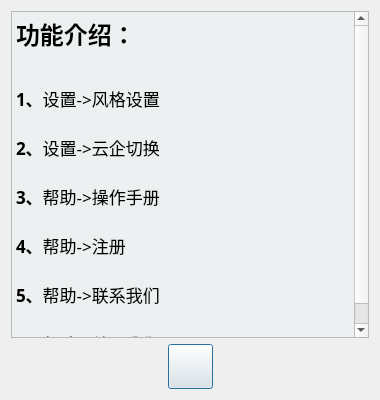
This is com.wts/cloud/Operate_ShouCe.ui in Gavin-Ls/work-tools as Qt 5 draws it before an edit. The edited form follows.
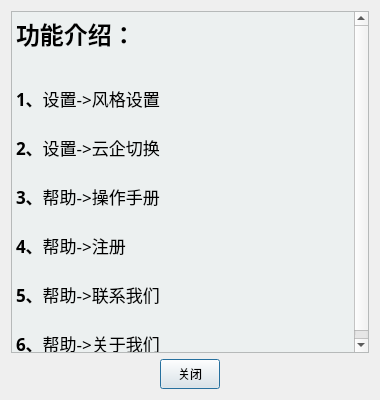
This is the edited form. Icons and pictures are not drawn.

```diff
--- a/com.wts/cloud/Operate_ShouCe.ui
+++ b/com.wts/cloud/Operate_ShouCe.ui
@@ -52,21 +52,20 @@
       <string>&lt;!DOCTYPE HTML PUBLIC &quot;-//W3C//DTD HTML 4.0//EN&quot; &quot;http://www.w3.org/TR/REC-html40/strict.dtd&quot;&gt;
 &lt;html&gt;&lt;head&gt;&lt;meta name=&quot;qrichtext&quot; content=&quot;1&quot; /&gt;&lt;meta charset=&quot;utf-8&quot; /&gt;&lt;title&gt;操作手册&lt;/title&gt;&lt;style type=&quot;text/css&quot;&gt;
 p, li { white-space: pre-wrap; }
-hr { height: 1px; border-width: 0; }
-&lt;/style&gt;&lt;/head&gt;&lt;body style=&quot; font-family:'.AppleSystemUIFont'; font-size:13pt; font-weight:400; font-style:normal;&quot;&gt;
+&lt;/style&gt;&lt;/head&gt;&lt;body style=&quot; font-family:'Microsoft YaHei UI'; font-size:9pt; font-weight:400; font-style:normal;&quot;&gt;
 &lt;p style=&quot; margin-top:0px; margin-bottom:0px; margin-left:0px; margin-right:0px; -qt-block-indent:0; text-indent:0px;&quot;&gt;&lt;span style=&quot; font-family:'Heiti SC'; font-size:18pt; font-weight:700;&quot;&gt;功能介绍：&lt;/span&gt;&lt;/p&gt;
 &lt;p style=&quot;-qt-paragraph-type:empty; margin-top:0px; margin-bottom:0px; margin-left:0px; margin-right:0px; -qt-block-indent:0; text-indent:0px; font-family:'Heiti SC'; font-size:18pt; font-weight:700;&quot;&gt;&lt;br /&gt;&lt;/p&gt;
-&lt;p style=&quot; margin-top:0px; margin-bottom:0px; margin-left:0px; margin-right:0px; -qt-block-indent:0; text-indent:0px;&quot;&gt;&lt;span style=&quot; font-family:'Heiti SC'; font-weight:700;&quot;&gt;1、&lt;/span&gt;&lt;span style=&quot; font-family:'Heiti SC';&quot;&gt;设置-&amp;gt;风格设置&lt;/span&gt;&lt;/p&gt;
-&lt;p style=&quot;-qt-paragraph-type:empty; margin-top:0px; margin-bottom:0px; margin-left:0px; margin-right:0px; -qt-block-indent:0; text-indent:0px; font-family:'Heiti SC';&quot;&gt;&lt;br /&gt;&lt;/p&gt;
-&lt;p style=&quot; margin-top:0px; margin-bottom:0px; margin-left:0px; margin-right:0px; -qt-block-indent:0; text-indent:0px;&quot;&gt;&lt;span style=&quot; font-family:'Heiti SC'; font-weight:700;&quot;&gt;2、&lt;/span&gt;&lt;span style=&quot; font-family:'Heiti SC';&quot;&gt;设置-&amp;gt;云企切换&lt;/span&gt;&lt;/p&gt;
-&lt;p style=&quot;-qt-paragraph-type:empty; margin-top:0px; margin-bottom:0px; margin-left:0px; margin-right:0px; -qt-block-indent:0; text-indent:0px; font-family:'Heiti SC';&quot;&gt;&lt;br /&gt;&lt;/p&gt;
-&lt;p style=&quot; margin-top:0px; margin-bottom:0px; margin-left:0px; margin-right:0px; -qt-block-indent:0; text-indent:0px;&quot;&gt;&lt;span style=&quot; font-family:'Heiti SC'; font-weight:700;&quot;&gt;3、&lt;/span&gt;&lt;span style=&quot; font-family:'Heiti SC';&quot;&gt;帮助-&amp;gt;操作手册&lt;/span&gt;&lt;/p&gt;
-&lt;p style=&quot;-qt-paragraph-type:empty; margin-top:0px; margin-bottom:0px; margin-left:0px; margin-right:0px; -qt-block-indent:0; text-indent:0px; font-family:'Heiti SC';&quot;&gt;&lt;br /&gt;&lt;/p&gt;
-&lt;p style=&quot; margin-top:0px; margin-bottom:0px; margin-left:0px; margin-right:0px; -qt-block-indent:0; text-indent:0px;&quot;&gt;&lt;span style=&quot; font-family:'Heiti SC'; font-weight:700;&quot;&gt;4、&lt;/span&gt;&lt;span style=&quot; font-family:'Heiti SC';&quot;&gt;帮助-&amp;gt;注册&lt;/span&gt;&lt;/p&gt;
-&lt;p style=&quot;-qt-paragraph-type:empty; margin-top:0px; margin-bottom:0px; margin-left:0px; margin-right:0px; -qt-block-indent:0; text-indent:0px; font-family:'Heiti SC';&quot;&gt;&lt;br /&gt;&lt;/p&gt;
-&lt;p style=&quot; margin-top:0px; margin-bottom:0px; margin-left:0px; margin-right:0px; -qt-block-indent:0; text-indent:0px;&quot;&gt;&lt;span style=&quot; font-family:'Heiti SC'; font-weight:700;&quot;&gt;5、&lt;/span&gt;&lt;span style=&quot; font-family:'Heiti SC';&quot;&gt;帮助-&amp;gt;联系我们&lt;/span&gt;&lt;/p&gt;
-&lt;p style=&quot;-qt-paragraph-type:empty; margin-top:0px; margin-bottom:0px; margin-left:0px; margin-right:0px; -qt-block-indent:0; text-indent:0px; font-family:'Heiti SC';&quot;&gt;&lt;br /&gt;&lt;/p&gt;
-&lt;p style=&quot; margin-top:0px; margin-bottom:0px; margin-left:0px; margin-right:0px; -qt-block-indent:0; text-indent:0px;&quot;&gt;&lt;span style=&quot; font-family:'Heiti SC'; font-weight:700;&quot;&gt;6、&lt;/span&gt;&lt;span style=&quot; font-family:'Heiti SC';&quot;&gt;帮助-&amp;gt;关于我们&lt;/span&gt;&lt;/p&gt;&lt;/body&gt;&lt;/html&gt;</string>
+&lt;p style=&quot; margin-top:0px; margin-bottom:0px; margin-left:0px; margin-right:0px; -qt-block-indent:0; text-indent:0px;&quot;&gt;&lt;span style=&quot; font-family:'Heiti SC'; font-size:13pt; font-weight:700;&quot;&gt;1、&lt;/span&gt;&lt;span style=&quot; font-family:'Heiti SC'; font-size:13pt;&quot;&gt;设置-&amp;gt;风格设置&lt;/span&gt;&lt;/p&gt;
+&lt;p style=&quot;-qt-paragraph-type:empty; margin-top:0px; margin-bottom:0px; margin-left:0px; margin-right:0px; -qt-block-indent:0; text-indent:0px; font-family:'Heiti SC'; font-size:13pt;&quot;&gt;&lt;br /&gt;&lt;/p&gt;
+&lt;p style=&quot; margin-top:0px; margin-bottom:0px; margin-left:0px; margin-right:0px; -qt-block-indent:0; text-indent:0px;&quot;&gt;&lt;span style=&quot; font-family:'Heiti SC'; font-size:13pt; font-weight:700;&quot;&gt;2、&lt;/span&gt;&lt;span style=&quot; font-family:'Heiti SC'; font-size:13pt;&quot;&gt;设置-&amp;gt;云企切换&lt;/span&gt;&lt;/p&gt;
+&lt;p style=&quot;-qt-paragraph-type:empty; margin-top:0px; margin-bottom:0px; margin-left:0px; margin-right:0px; -qt-block-indent:0; text-indent:0px; font-family:'Heiti SC'; font-size:13pt;&quot;&gt;&lt;br /&gt;&lt;/p&gt;
+&lt;p style=&quot; margin-top:0px; margin-bottom:0px; margin-left:0px; margin-right:0px; -qt-block-indent:0; text-indent:0px;&quot;&gt;&lt;span style=&quot; font-family:'Heiti SC'; font-size:13pt; font-weight:700;&quot;&gt;3、&lt;/span&gt;&lt;span style=&quot; font-family:'Heiti SC'; font-size:13pt;&quot;&gt;帮助-&amp;gt;操作手册&lt;/span&gt;&lt;/p&gt;
+&lt;p style=&quot;-qt-paragraph-type:empty; margin-top:0px; margin-bottom:0px; margin-left:0px; margin-right:0px; -qt-block-indent:0; text-indent:0px; font-family:'Heiti SC'; font-size:13pt;&quot;&gt;&lt;br /&gt;&lt;/p&gt;
+&lt;p style=&quot; margin-top:0px; margin-bottom:0px; margin-left:0px; margin-right:0px; -qt-block-indent:0; text-indent:0px;&quot;&gt;&lt;span style=&quot; font-family:'Heiti SC'; font-size:13pt; font-weight:700;&quot;&gt;4、&lt;/span&gt;&lt;span style=&quot; font-family:'Heiti SC'; font-size:13pt;&quot;&gt;帮助-&amp;gt;注册&lt;/span&gt;&lt;/p&gt;
+&lt;p style=&quot;-qt-paragraph-type:empty; margin-top:0px; margin-bottom:0px; margin-left:0px; margin-right:0px; -qt-block-indent:0; text-indent:0px; font-family:'Heiti SC'; font-size:13pt;&quot;&gt;&lt;br /&gt;&lt;/p&gt;
+&lt;p style=&quot; margin-top:0px; margin-bottom:0px; margin-left:0px; margin-right:0px; -qt-block-indent:0; text-indent:0px;&quot;&gt;&lt;span style=&quot; font-family:'Heiti SC'; font-size:13pt; font-weight:700;&quot;&gt;5、&lt;/span&gt;&lt;span style=&quot; font-family:'Heiti SC'; font-size:13pt;&quot;&gt;帮助-&amp;gt;联系我们&lt;/span&gt;&lt;/p&gt;
+&lt;p style=&quot;-qt-paragraph-type:empty; margin-top:0px; margin-bottom:0px; margin-left:0px; margin-right:0px; -qt-block-indent:0; text-indent:0px; font-family:'Heiti SC'; font-size:13pt;&quot;&gt;&lt;br /&gt;&lt;/p&gt;
+&lt;p style=&quot; margin-top:0px; margin-bottom:0px; margin-left:0px; margin-right:0px; -qt-block-indent:0; text-indent:0px;&quot;&gt;&lt;span style=&quot; font-family:'Heiti SC'; font-size:13pt; font-weight:700;&quot;&gt;6、&lt;/span&gt;&lt;span style=&quot; font-family:'Heiti SC'; font-size:13pt;&quot;&gt;帮助-&amp;gt;关于我们&lt;/span&gt;&lt;/p&gt;&lt;/body&gt;&lt;/html&gt;</string>
      </property>
      <property name="overwriteMode">
       <bool>false</bool>
@@ -95,14 +94,14 @@
       <widget class="QPushButton" name="pushButton">
        <property name="minimumSize">
         <size>
-         <width>45</width>
-         <height>45</height>
+         <width>60</width>
+         <height>30</height>
         </size>
        </property>
        <property name="maximumSize">
         <size>
-         <width>45</width>
-         <height>45</height>
+         <width>60</width>
+         <height>30</height>
         </size>
        </property>
        <property name="font">
@@ -114,7 +113,17 @@
         <string notr="true">border-image: url(:/root/resources/image/close_3.svg);</string>
        </property>
        <property name="text">
-        <string/>
+        <string>关闭</string>
+       </property>
+       <property name="icon">
+        <iconset resource="resources.qrc">
+         <normaloff>:/close/resources/image/close_2.svg</normaloff>:/close/resources/image/close_2.svg</iconset>
+       </property>
+       <property name="iconSize">
+        <size>
+         <width>20</width>
+         <height>20</height>
+        </size>
        </property>
       </widget>
      </item>
```
Left out of the diff: 2 changed lines with no effect on the pictures.
